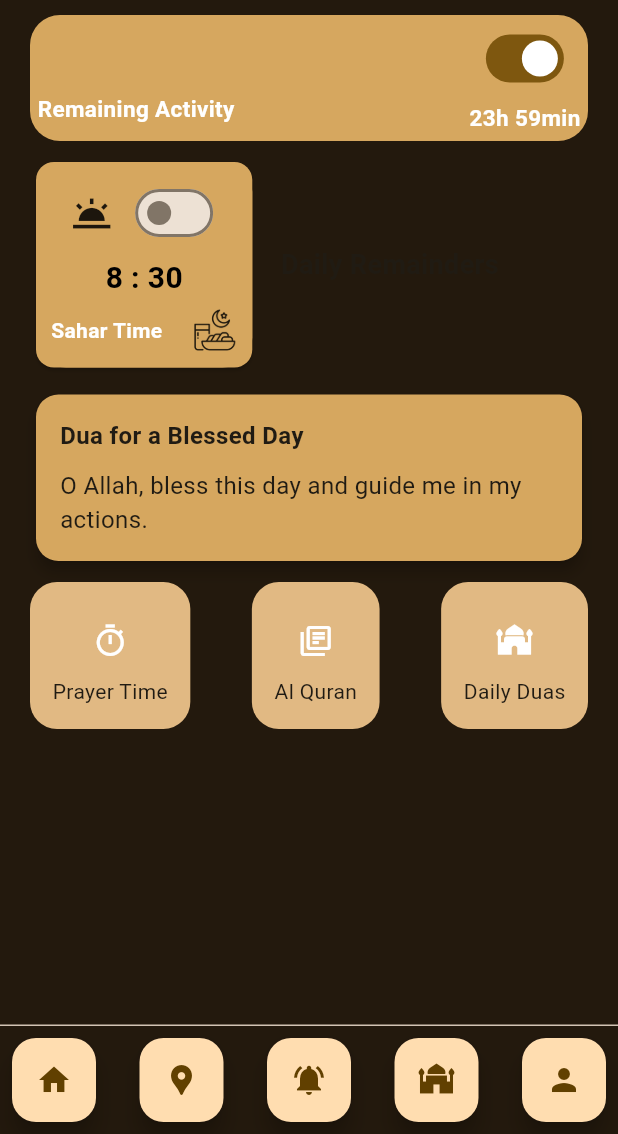
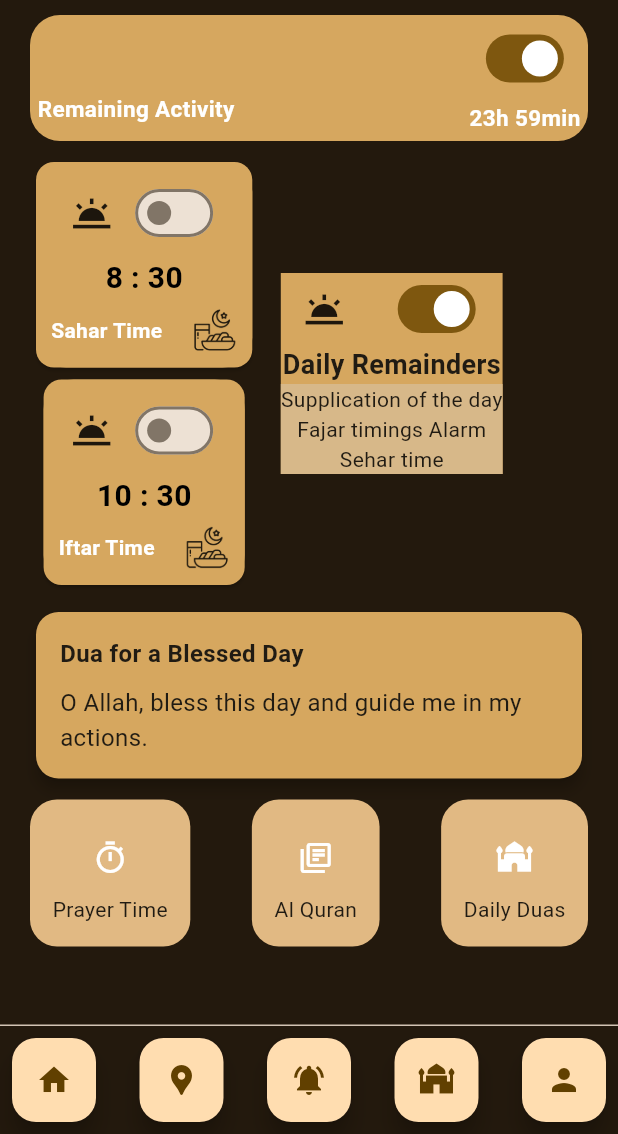
Before and after one commit to YamnaIsrail/IslamicApp, a Flutter app: the HomeScreen screen opened directly, on a phone screen of 412 x 824 dp, the part 102-1236 px from its top. Run offline on Flutter 3.47's test engine with Material 3 defaults, Android fonts, the phone set to English and light mode, and no system bars; our stand-ins replace geocoding, geolocator, google_fonts, timezone; missing offline and left inert: adhan_dart, flutter_alarm_clock, translator; network calls fail.

Commit message:
minor UI fixes

```diff
--- a/lib/screens/PrayerTimings/prayer_timings.dart
+++ b/lib/screens/PrayerTimings/prayer_timings.dart
@@ -45,7 +45,8 @@ class _PrayerTimesPageState extends State<PrayerTimesPage> {
           onPressed: () {
             Navigator.pop(context);
           },
-          icon: Icon(Icons.arrow_back),
+          icon: Icon( Icons.arrow_left_rounded,
+            size: 40,),
         ),
         // actions: [
         //   IconButton(
--- a/lib/screens/home_screen/home_screen.dart
+++ b/lib/screens/home_screen/home_screen.dart
@@ -1,11 +1,11 @@
 import 'package:flutter/material.dart';
 import 'package:islam_app/Screens/Home_Screen/Home_screen_components/DailySupplication.dart';
 import 'package:islam_app/Screens/Home_Screen/Home_screen_components/remaining_activity.dart';
+import 'package:islam_app/Screens/Quran/fetch_api.dart';
 import 'package:islam_app/Screens/PrayerTimings/prayer_timings.dart';
 import 'package:islam_app/widgets/footer.dart';
 import 'package:islam_app/widgets/Colors.dart';
 import '../Dua/dua_page.dart';
-import '../Quran/fetch_api.dart';
 import 'Home_screen_components/sehar_iftar_card.dart';
 import 'Home_screen_components/greetings.dart';
 import 'Home_screen_components/icon_cards.dart';
@@ -14,7 +14,7 @@ import 'package:islam_app/Screens/PrayerTimings/services/prayer_time_services.da
 PrayerTimesService prayerService = PrayerTimesService();
 
 class HomeScreen extends StatefulWidget {
-  const HomeScreen({Key? key}) : super(key: key);
+  const HomeScreen({super.key});
 
   @override
   State<HomeScreen> createState() => _HomeScreenState();
@@ -72,12 +72,34 @@ class _HomeScreenState extends State<HomeScreen> {
                 SizedBox(height: 10),
                 Row(
                   children: [
+                    Column(
+                      children: [
                         MyCard(
                           time: seharTime,
                           title: "Sahar",
                         ),
+                        MyCard(
+                          time: iftarTime,
+                          title: "Iftar",
+                        )
+                      ],
+                    ),
                     SizedBox(
                       width: 15,
+                    ),
+                    Container(
+                      color: primaryColor,
+                      child: Column(
+                        children: [
+                          Row(
+                            mainAxisAlignment:
+                            MainAxisAlignment.spaceBetween,
+                            children: [
+                              Icon(Icons.wb_twilight, size: 30),
+                              SizedBox(width: 30),
+                              Switch(
+                                  value: true, onChanged: (onChanged) {}),
+                            ],
                           ),
                           Text(
                             "Daily Remainders",
@@ -85,6 +107,23 @@ class _HomeScreenState extends State<HomeScreen> {
                                 fontWeight: FontWeight.bold,
                                 fontSize: 18),
                           ),
+                          Container(
+                            color: Color(0xffd7b889),
+                            child: Column(
+                              mainAxisAlignment:
+                              MainAxisAlignment.spaceEvenly,
+                              children: [
+                                Text('Supplication of the day'),
+                                Text('Fajar timings Alarm'),
+                                Text('Sehar time'),
+                                //Text('data'),
+                              ],
+                            ),
+                          )
+                        ],
+                      ),
+                    )
+                    // PrayerTimes()
                   ],
                 ),
                 SizedBox(
```
Also changed, not shown: lib/screens/Dua/dua_page.dart (+21 -16 lines), lib/screens/Quran/fetch_api.dart (+7 -0 lines), lib/screens/Quran/surah_page.dart (+7 -2 lines). Lines whose indentation alone changed are shown as unchanged.
